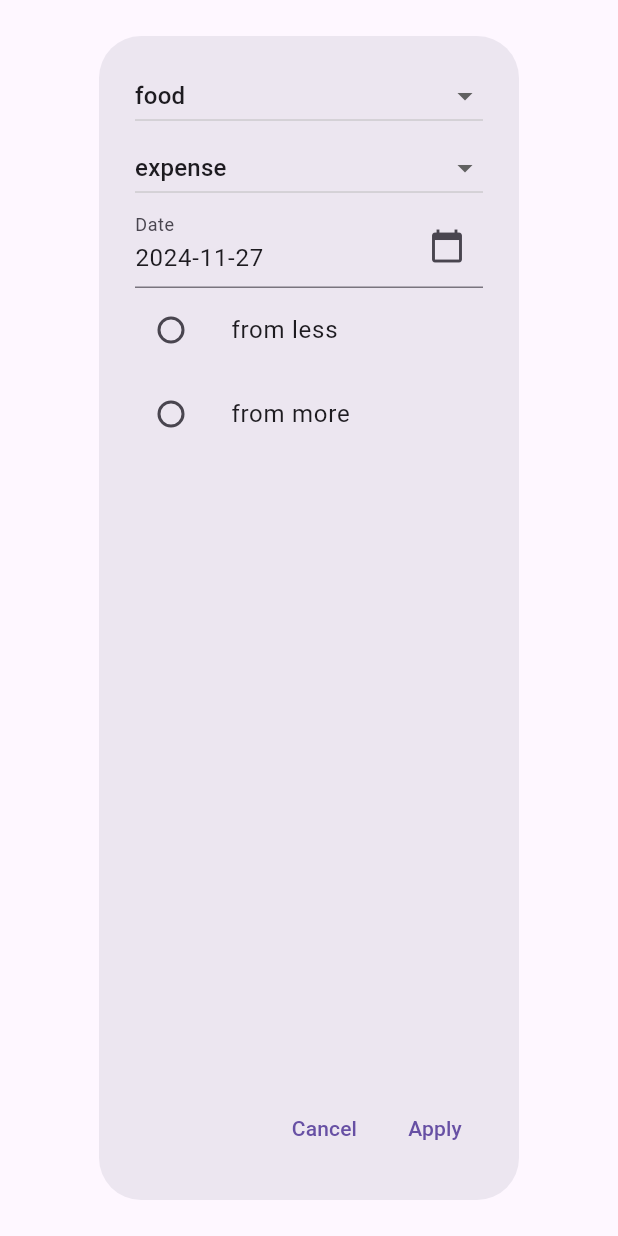
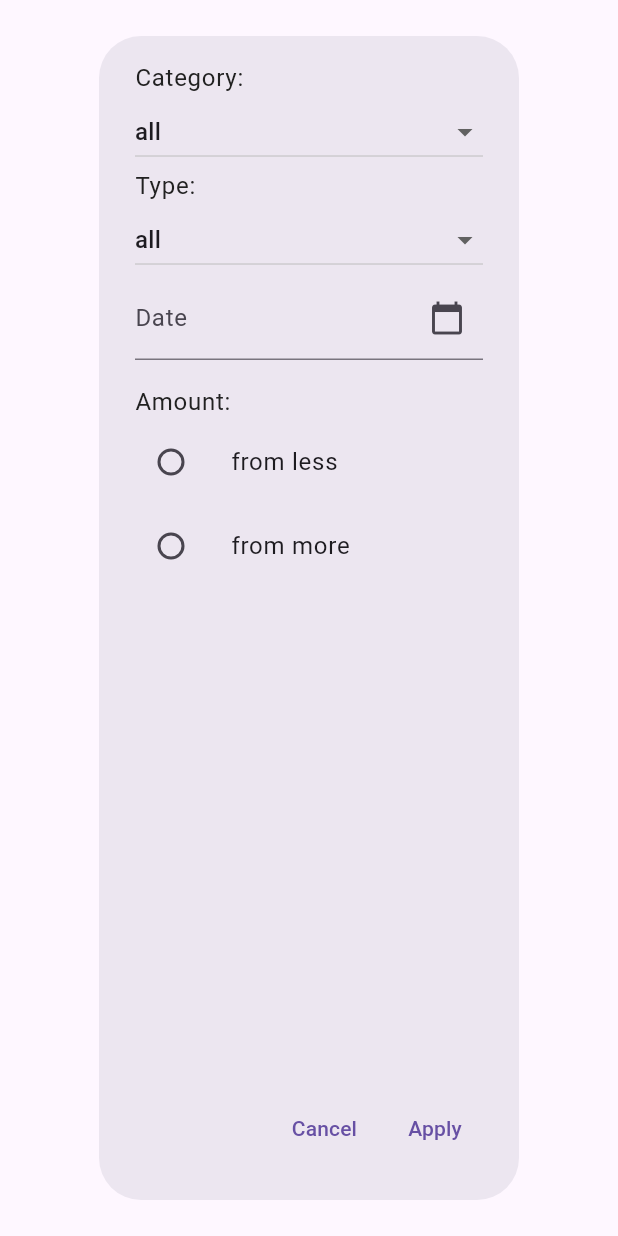
Before and after one commit to freerunningpanda/Personal-Tracker, a Flutter app: the FiltersDialog widget shown alone on an empty page, opened directly, on a phone screen of 412 x 824 dp. Run offline on Flutter 3.47's test engine with Material 3 defaults, Android fonts, the phone set to English and light mode, and no system bars; drawn by our look-alikes of flutter_form_builder; our stand-ins replace auto_route, drift, drift_flutter, equatable, flutter_bloc, get_it; accounts and stored records are empty; generated files the repository leaves out were written again.

Commit message:
released filters

```diff
--- a/lib/app.dart
+++ b/lib/app.dart
@@ -3,7 +3,8 @@ import 'package:flutter_bloc/flutter_bloc.dart';
 import 'package:flutter_localizations/flutter_localizations.dart';
 import 'package:tracker/core/core.dart';
 import 'package:tracker/core/presentation/router/app_router.dart';
-import 'package:tracker/features/transaction/presentation/bloc/transaction_bloc.dart';
+import 'package:tracker/features/transaction/presentation/bloc/filters_bloc/filters_bloc.dart';
+import 'package:tracker/features/transaction/presentation/bloc/transaction_bloc/transaction_bloc.dart';
 import 'package:tracker/features/transaction/presentation/cubit/form_cubit.dart';
 import 'package:tracker/generated/l10n.dart';
 
@@ -24,6 +25,7 @@ class App extends StatelessWidget {
     return MultiBlocProvider(
       providers: [
         BlocProvider(create: (_) => sl<TransactionBloc>()),
+        BlocProvider(create: (_) => sl<FiltersBloc>()),
         BlocProvider(create: (_) => sl<FormCubit>()),
       ],
       child: MaterialApp.router(
--- a/lib/core/core.dart
+++ b/lib/core/core.dart
@@ -17,7 +17,8 @@ import 'package:tracker/features/transaction/domain/usecases/delete_transaction.
 import 'package:tracker/features/transaction/domain/usecases/get_filtered_transactions.dart';
 import 'package:tracker/features/transaction/domain/usecases/get_transactions.dart';
 import 'package:tracker/features/transaction/domain/usecases/update_transaction.dart';
-import 'package:tracker/features/transaction/presentation/bloc/transaction_bloc.dart';
+import 'package:tracker/features/transaction/presentation/bloc/filters_bloc/filters_bloc.dart';
+import 'package:tracker/features/transaction/presentation/bloc/transaction_bloc/transaction_bloc.dart';
 import 'package:tracker/features/transaction/presentation/cubit/form_cubit.dart';
 
 part './di/injection_container.dart';
--- a/lib/core/di/injection_container.dart
+++ b/lib/core/di/injection_container.dart
@@ -38,6 +38,7 @@ void _initTransactions() {
         sl(),
       ),
     )
+    ..registerLazySingleton<FiltersBloc>(FiltersBloc.new)
     ..registerFactory(FormCubit.new)
 
     // Use cases.
--- a/lib/core/enums/transaction_category.dart
+++ b/lib/core/enums/transaction_category.dart
@@ -3,6 +3,9 @@ import 'package:flutter/material.dart';
 /// [TransactionCategory] is an enum class.
 /// Contains all the categories of transactions.
 enum TransactionCategory {
+  /// [all] categories.
+  all,
+
   /// [food] category.
   food,
 
@@ -29,7 +32,7 @@ enum TransactionCategory {
 
   /// [getIcon] method.
   /// Returns the icon data for the category.
-  IconData getIcon() => switch (this) {
+  IconData? getIcon() => switch (this) {
         food => Icons.fastfood,
         travelling => Icons.flight,
         transport => Icons.directions_bus,
@@ -38,5 +41,6 @@ enum TransactionCategory {
         entertainment => Icons.movie,
         education => Icons.school,
         other => Icons.category,
+        _ => null,
       };
 }
--- a/lib/core/enums/transaction_type.dart
+++ b/lib/core/enums/transaction_type.dart
@@ -5,6 +5,9 @@ import 'package:tracker/core/utils/extensions/build_context_ext.dart';
 /// [TransactionType] is an enum class.
 /// Contains two values: [income] and [expense].
 enum TransactionType {
+  /// [all] types.
+  all,
+
   /// [expense] type.
   expense,
 
@@ -13,12 +16,13 @@ enum TransactionType {
 
   /// [getColor] method.
   /// Returns the color of the transaction type.
-  Color getColor(BuildContext context) {
+  Color? getColor(BuildContext context) {
     final color = context.theme.appColors.mainColors;
 
     return switch (this) {
       expense => color.redColor,
       income => color.greenColor,
+      _ => null,
     };
   }
 }
--- a/lib/features/transaction/domain/usecases/get_filtered_transactions.dart
+++ b/lib/features/transaction/domain/usecases/get_filtered_transactions.dart
@@ -53,19 +53,4 @@ class GetFilteredTransactionsParams extends Equatable {
         date,
         valueFilter,
       ];
-
-  /// [copyWith] method.
-  GetFilteredTransactionsParams copyWith({
-    TransactionCategory? category,
-    TransactionType? type,
-    DateTime? date,
-    ValueFilter? valueFilter,
-  }) {
-    return GetFilteredTransactionsParams(
-      category: category ?? this.category,
-      type: type ?? this.type,
-      date: date ?? this.date,
-      valueFilter: valueFilter ?? this.valueFilter,
-    );
-  }
 }
--- /dev/null
+++ b/lib/features/transaction/presentation/bloc/filters_bloc/filters_bloc.dart
@@ -0,0 +1,34 @@
+import 'package:equatable/equatable.dart';
+import 'package:flutter_bloc/flutter_bloc.dart';
+import 'package:tracker/core/enums/transaction_category.dart';
+import 'package:tracker/core/enums/transaction_type.dart';
+import 'package:tracker/core/enums/value_filter.dart';
+
+part 'filters_event.dart';
+part 'filters_state.dart';
+
+typedef _Emit = Emitter<FiltersState>;
+
+/// [FiltersBloc] is a class.
+/// That extends [Bloc] and handles the business logic.
+class FiltersBloc extends Bloc<FiltersEvent, FiltersState> {
+  /// [FiltersBloc] constructor.
+  FiltersBloc() : super(const FiltersState()) {
+    on<SetFiltersEvent>(_onSetFilters);
+    on<ClearFiltersEvent>(_onClearFilters);
+  }
+
+  void _onSetFilters(SetFiltersEvent event, _Emit emit) => emit(
+        state.copyWith(
+          category: event.category,
+          type: event.type,
+          date: event.date,
+          valueFilter: event.valueFilter,
+          selectedOption: event.selectedOption,
+        ),
+      );
+
+  void _onClearFilters(ClearFiltersEvent event, _Emit emit) => emit(
+        const FiltersState(),
+      );
+}
--- /dev/null
+++ b/lib/features/transaction/presentation/bloc/filters_bloc/filters_event.dart
@@ -0,0 +1,42 @@
+part of 'filters_bloc.dart';
+
+/// [FiltersEvent] is a class.
+/// That represents the events that can be triggered in the [FiltersBloc].
+sealed class FiltersEvent {
+  const FiltersEvent();
+}
+
+/// [SetFiltersEvent] is a class.
+/// That represents the event to set filters.
+class SetFiltersEvent extends FiltersEvent {
+  /// [SetFiltersEvent] constructor.
+  const SetFiltersEvent({
+    this.category,
+    this.type,
+    this.date,
+    this.valueFilter,
+    this.selectedOption,
+  });
+
+  /// [category] is the category to filter by.
+  final TransactionCategory? category;
+
+  /// [type] is the type to filter by.
+  final TransactionType? type;
+
+  /// [date] is the date to filter by.
+  final DateTime? date;
+
+  /// [valueFilter] is the value to filter by.
+  /// It can be [ValueFilter.less] or [ValueFilter.more].
+  final ValueFilter? valueFilter;
+
+  /// [selectedOption] is the selected option.
+  final String? selectedOption;
+}
+
+/// [ClearFiltersEvent] is a class.
+class ClearFiltersEvent extends FiltersEvent {
+  /// [ClearFiltersEvent] constructor.
+  const ClearFiltersEvent();
+}
--- /dev/null
+++ b/lib/features/transaction/presentation/bloc/filters_bloc/filters_state.dart
@@ -0,0 +1,54 @@
+part of 'filters_bloc.dart';
+
+/// [FiltersState] is a class.
+/// That represents the state of the [FiltersBloc].
+final class FiltersState extends Equatable {
+  /// [FiltersState] constructor.
+  const FiltersState({
+    this.category,
+    this.type,
+    this.date,
+    this.valueFilter,
+    this.selectedOption,
+  });
+
+  /// [category] is the transaction category.
+  final TransactionCategory? category;
+
+  /// [type] is the transaction type.
+  final TransactionType? type;
+
+  /// [date] is the date to filter the transactions.
+  final DateTime? date;
+
+  /// [valueFilter] is the value filter to filter the transactions.
+  final ValueFilter? valueFilter;
+
+  /// [selectedOption] is the selected option.
+  final String? selectedOption;
+
+  @override
+  List<Object?> get props => [
+        category,
+        type,
+        date,
+        valueFilter,
+        selectedOption,
+      ];
+
+  /// [copyWith] method.
+  FiltersState copyWith({
+    TransactionCategory? category,
+    TransactionType? type,
+    DateTime? date,
+    ValueFilter? valueFilter,
+    String? selectedOption,
+  }) =>
+      FiltersState(
+        category: category ?? this.category,
+        type: type ?? this.type,
+        date: date ?? this.date,
+        valueFilter: valueFilter ?? this.valueFilter,
+        selectedOption: selectedOption ?? this.selectedOption,
+      );
+}
--- a/lib/features/transaction/presentation/bloc/transaction_bloc.dart
+++ b/lib/features/transaction/presentation/bloc/transaction_bloc/transaction_bloc.dart
@@ -1,5 +1,8 @@
 import 'package:equatable/equatable.dart';
 import 'package:flutter_bloc/flutter_bloc.dart';
+import 'package:tracker/core/enums/transaction_category.dart';
+import 'package:tracker/core/enums/transaction_type.dart';
+import 'package:tracker/core/enums/value_filter.dart';
 import 'package:tracker/core/usecase/usecase.dart';
 import 'package:tracker/features/transaction/domain/entities/transaction.dart';
 import 'package:tracker/features/transaction/domain/usecases/create_transaction.dart';
@@ -24,12 +27,12 @@ class TransactionBloc extends Bloc<TransactionEvent, TransactionState> {
     this._deleteTransaction,
     this._getFilteredTransactions,
   ) : super(const TransactionInitialState()) {
-    on<_GetTransactionsEvent>(_onGetTransactions);
+    on<GetTransactionsEvent>(_onGetTransactions);
     on<CreateTransactionEvent>(_onCreateTransaction);
     on<UpdateTransactionEvent>(_onUpdateTransaction);
     on<DeleteTransactionEvent>(_onDeleteTransaction);
     on<GetFilteredTransactionsEvent>(_onGetFilteredTransactions);
-    add(const _GetTransactionsEvent());
+    add(const GetTransactionsEvent());
   }
 
   final GetTransactions _getTransactions;
@@ -39,7 +42,7 @@ class TransactionBloc extends Bloc<TransactionEvent, TransactionState> {
   final GetFilteredTransactions _getFilteredTransactions;
 
   Future<void> _onGetTransactions(
-    _GetTransactionsEvent event,
+    GetTransactionsEvent event,
     _Emit emit,
   ) async {
     emit(const TransactionLoadingState());
@@ -75,7 +78,7 @@ class TransactionBloc extends Bloc<TransactionEvent, TransactionState> {
     );
 
     result.fold(
-      onSuccess: (_) => add(const _GetTransactionsEvent()),
+      onSuccess: (_) => add(const GetTransactionsEvent()),
       onFailure: (failure) => emit(
         TransactionErrorState(failure.message),
       ),
@@ -95,7 +98,7 @@ class TransactionBloc extends Bloc<TransactionEvent, TransactionState> {
     );
 
     result.fold(
-      onSuccess: (_) => add(const _GetTransactionsEvent()),
+      onSuccess: (_) => add(const GetTransactionsEvent()),
       onFailure: (failure) => emit(
         TransactionErrorState(failure.message),
       ),
@@ -115,7 +118,7 @@ class TransactionBloc extends Bloc<TransactionEvent, TransactionState> {
     );
 
     result.fold(
-      onSuccess: (_) => add(const _GetTransactionsEvent()),
+      onSuccess: (_) => add(const GetTransactionsEvent()),
       onFailure: (failure) => emit(
         TransactionErrorState(failure.message),
       ),
@@ -130,10 +133,10 @@ class TransactionBloc extends Bloc<TransactionEvent, TransactionState> {
 
     final result = await _getFilteredTransactions.call(
       GetFilteredTransactionsParams(
-        category: event.params.category,
-        type: event.params.type,
-        date: event.params.date,
-        valueFilter: event.params.valueFilter,
+        category: event.category,
+        type: event.type,
+        date: event.date,
+        valueFilter: event.valueFilter,
       ),
     );
 
--- a/lib/features/transaction/presentation/bloc/transaction_event.dart
+++ b/lib/features/transaction/presentation/bloc/transaction_bloc/transaction_event.dart
@@ -6,11 +6,11 @@ sealed class TransactionEvent {
   const TransactionEvent();
 }
 
-/// [_GetTransactionsEvent] is a class.
+/// [GetTransactionsEvent] is a class.
 /// That represents the event to get transactions.
-class _GetTransactionsEvent extends TransactionEvent {
-  /// [_GetTransactionsEvent] constructor.
-  const _GetTransactionsEvent();
+class GetTransactionsEvent extends TransactionEvent {
+  /// [GetTransactionsEvent] constructor.
+  const GetTransactionsEvent();
 }
 
 /// [CreateTransactionEvent] is a class.
@@ -47,8 +47,22 @@ class DeleteTransactionEvent extends TransactionEvent {
 /// That represents the event to get filtered transactions.
 class GetFilteredTransactionsEvent extends TransactionEvent {
   /// [GetFilteredTransactionsEvent] constructor.
-  const GetFilteredTransactionsEvent(this.params);
+  const GetFilteredTransactionsEvent({
+    this.category,
+    this.type,
+    this.date,
+    this.valueFilter,
+  });
 
-  /// [params] is the parameters to filter transactions.
-  final GetFilteredTransactionsParams params;
+  /// [category] is the transaction category.
+  final TransactionCategory? category;
+
+  /// [type] is the transaction type.
+  final TransactionType? type;
+
+  /// [date] is the date to filter the transactions.
+  final DateTime? date;
+
+  /// [valueFilter] is the value filter to filter the transactions.
+  final ValueFilter? valueFilter;
 }
--- a/lib/features/transaction/presentation/widgets/filters_dialog.dart
+++ b/lib/features/transaction/presentation/widgets/filters_dialog.dart
@@ -1,5 +1,3 @@
-import 'dart:developer';
-
 import 'package:auto_route/auto_route.dart';
 import 'package:flutter/material.dart';
 import 'package:flutter_bloc/flutter_bloc.dart';
@@ -9,37 +7,38 @@ import 'package:tracker/core/enums/transaction_category.dart';
 import 'package:tracker/core/enums/transaction_type.dart';
 import 'package:tracker/core/enums/value_filter.dart';
 import 'package:tracker/core/helpers/date_time_helper.dart';
-import 'package:tracker/core/presentation/router/app_router.gr.dart';
+import 'package:tracker/core/presentation/theme/app_theme.dart';
 import 'package:tracker/core/utils/extensions/build_context_ext.dart';
-import 'package:tracker/features/transaction/domain/usecases/get_filtered_transactions.dart';
-import 'package:tracker/features/transaction/presentation/bloc/transaction_bloc.dart';
+import 'package:tracker/features/transaction/presentation/bloc/filters_bloc/filters_bloc.dart';
+import 'package:tracker/features/transaction/presentation/bloc/transaction_bloc/transaction_bloc.dart';
 
 /// [FiltersDialog] is a class.
 /// That extends [StatelessWidget] and builds the filters dialog.
-class FiltersDialog extends StatefulWidget {
+class FiltersDialog extends StatelessWidget {
   /// [FiltersDialog] constructor.
   const FiltersDialog({super.key});
 
   @override
-  State<FiltersDialog> createState() => _FiltersDialogState();
-}
+  Widget build(BuildContext context) {
+    final bloc = context.read<FiltersBloc>();
+    final firstCategory = TransactionCategory.values.first;
+    final firstType = TransactionType.values.first;
+    final theme = context.theme;
 
-class _FiltersDialogState extends State<FiltersDialog> {
-  String? _selectedOption = 'Option 1';
-
-  @override
-  Widget build(BuildContext context) {
-    final formKey = GlobalKey<FormBuilderState>();
-
-    return FormBuilder(
-      key: formKey,
-      child: AlertDialog(
+    return BlocBuilder<FiltersBloc, FiltersState>(
+      builder: (_, state) => AlertDialog(
         content: Column(
           crossAxisAlignment: CrossAxisAlignment.start,
           children: [
+            Text(
+              'Category:',
+              style: theme.primaryTextTheme.bodyLarge?.copyWith(
+                color: theme.appColors.textColors.mainColor,
+              ),
+            ),
             DropdownButton<TransactionCategory>(
               isExpanded: true,
-              value: TransactionCategory.food,
+              value: state.category ?? firstCategory,
               items: TransactionCategory.values
                   .map(
                     (category) => DropdownMenuItem(
@@ -48,11 +47,18 @@ class _FiltersDialogState extends State<FiltersDialog> {
                     ),
                   )
                   .toList(),
-              onChanged: (category) {},
+              onChanged: (category) =>
+                  bloc.add(SetFiltersEvent(category: category)),
+            ),
+            Text(
+              'Type:',
+              style: theme.primaryTextTheme.bodyLarge?.copyWith(
+                color: theme.appColors.textColors.mainColor,
+              ),
             ),
             DropdownButton<TransactionType>(
               isExpanded: true,
-              value: TransactionType.expense,
+              value: state.type ?? firstType,
               items: TransactionType.values
                   .map(
                     (type) => DropdownMenuItem(
@@ -61,16 +67,27 @@ class _FiltersDialogState extends State<FiltersDialog> {
                     ),
                   )
                   .toList(),
-              onChanged: (type) {},
+              onChanged: (type) => bloc.add(SetFiltersEvent(type: type)),
             ),
             FormBuilderDateTimePicker(
               name: AppConstants.filteredDateTimeField,
-              initialValue: DateTime.now(),
               inputType: InputType.date,
               format: DateTimeHelper.dateFormat,
               decoration: InputDecoration(
                 labelText: context.tr.date,
                 suffixIcon: const Icon(Icons.calendar_today),
+              ),
+              onChanged: (date) => bloc.add(SetFiltersEvent(date: date)),
+            ),
+            Padding(
+              padding: const EdgeInsets.only(
+                top: AppConstants.commonSize16,
+              ),
+              child: Text(
+                'Amount:',
+                style: theme.primaryTextTheme.bodyLarge?.copyWith(
+                  color: theme.appColors.textColors.mainColor,
+                ),
               ),
             ),
             ListTile(
@@ -78,14 +95,13 @@ class _FiltersDialogState extends State<FiltersDialog> {
               title: Text(context.tr.fromLess),
               leading: Radio<String>(
                 value: context.tr.fromLess,
-                groupValue: _selectedOption,
-                onChanged: (value) {
-                  setState(() {
-                    _selectedOption = value;
-                  });
-
-                  log('Option 1: $_selectedOption');
-                },
+                groupValue: state.selectedOption,
+                onChanged: (value) => bloc.add(
+                  SetFiltersEvent(
+                    valueFilter: ValueFilter.less,
+                    selectedOption: value,
+                  ),
+                ),
               ),
             ),
             ListTile(
@@ -93,13 +109,13 @@ class _FiltersDialogState extends State<FiltersDialog> {
               title: Text(context.tr.fromMore),
               leading: Radio<String>(
                 value: context.tr.fromMore,
-                groupValue: _selectedOption,
-                onChanged: (value) {
-                  setState(() {
-                    _selectedOption = value;
-                  });
-                  log('Option 2: $_selectedOption');
-                },
+                groupValue: state.selectedOption,
+                onChanged: (value) => bloc.add(
+                  SetFiltersEvent(
+                    valueFilter: ValueFilter.more,
+                    selectedOption: value,
+                  ),
+                ),
               ),
             ),
           ],
@@ -113,22 +129,20 @@ class _FiltersDialogState extends State<FiltersDialog> {
           ),
           TextButton(
             onPressed: () {
-              // formKey.currentState?.saveAndValidate();
               context.read<TransactionBloc>().add(
                     GetFilteredTransactionsEvent(
-                      GetFilteredTransactionsParams(
-                        category: TransactionCategory.food,
-                        type: TransactionType.expense,
-                        date: DateTime.now().subtract(
-                          const Duration(days: 12),
-                        ),
-                        valueFilter: ValueFilter.more,
-                      ),
+                      category: state.category != TransactionCategory.all
+                          ? state.category
+                          : null,
+                      type:
+                          state.type != TransactionType.all ? state.type : null,
+                      date: state.date,
+                      valueFilter: state.valueFilter,
                     ),
                   );
               context.maybePop();
             },
-            child: Text('Apply'),
+            child: Text(context.tr.apply),
           ),
         ],
       ),
--- a/lib/features/transaction/presentation/widgets/transaction_dialog.dart
+++ b/lib/features/transaction/presentation/widgets/transaction_dialog.dart
@@ -8,7 +8,7 @@ import 'package:tracker/core/enums/transaction_type.dart';
 import 'package:tracker/core/presentation/theme/app_theme.dart';
 import 'package:tracker/core/utils/extensions/build_context_ext.dart';
 import 'package:tracker/features/transaction/domain/entities/transaction.dart';
-import 'package:tracker/features/transaction/presentation/bloc/transaction_bloc.dart';
+import 'package:tracker/features/transaction/presentation/bloc/transaction_bloc/transaction_bloc.dart';
 import 'package:tracker/features/transaction/presentation/cubit/form_cubit.dart'
     as cubit;
 import 'package:tracker/features/transaction/presentation/widgets/transaction_form_content.dart';
--- a/lib/l10n/intl_en.arb
+++ b/lib/l10n/intl_en.arb
@@ -61,5 +61,18 @@
     "type": "text"
   },
   "fromLess": "from less",
-  "fromMore": "from more"
+  "@fromLess": {
+    "description": "The label of the from less input",
+    "type": "text"
+  },
+  "fromMore": "from more",
+  "@fromMore": {
+    "description": "The label of the from more input",
+    "type": "text"
+  },
+  "apply": "Apply",
+  "@apply": {
+    "description": "The text of the apply button",
+    "type": "text"
+  }
 }
```
Also changed, not shown: lib/core/data/datasources/local/local_datasource_impl.dart (+5 -5 lines), lib/features/transaction/presentation/pages/main_screen.dart (+14 -8 lines), lib/features/transaction/presentation/widgets/filter_controls.dart (added, +46 -0 lines), lib/features/transaction/presentation/widgets/transactions_view.dart (+3 -16 lines), lib/features/transaction/presentation/bloc/transaction_bloc/transaction_state.dart (renamed from lib/features/transaction/presentation/bloc/transaction_state.dart), lib/generated/intl/messages_en.dart, lib/generated/l10n.dart.
